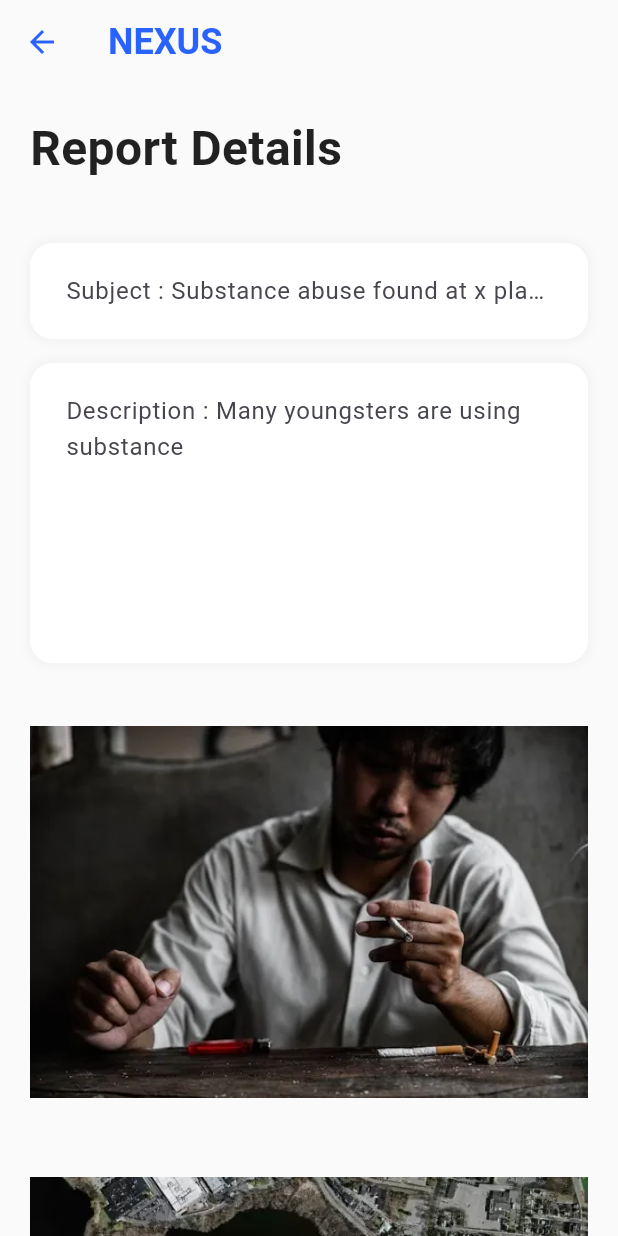
After one commit to Binary-Boys/hack-a-addict, a Flutter app: the ReportDetails screen opened directly, on a phone screen of 412 x 824 dp. The commit adds this screen. Run offline on Flutter 3.47's test engine with Material 3 defaults, Android fonts, the phone set to English and light mode, and no system bars; our stand-ins replace cloud_firestore, firebase_auth, firebase_core, firebase_storage, image_picker; missing offline and left inert: dart:ffi; accounts and stored records are empty.

Commit message:
report view UI for admin page added, funcitonalities are not implemented

```diff
--- a/lib/main.dart
+++ b/lib/main.dart
@@ -7,6 +7,7 @@ import 'package:hackaddict/pages/homescreen/userhomescreen.dart';
 import 'package:hackaddict/pages/login/welcomescreen.dart';
 import 'package:hackaddict/pages/notification/notification_screen.dart';
 import 'package:hackaddict/pages/progress_tracker/progress_screen.dart';
+import 'package:hackaddict/pages/report_screen/report_received.dart';
 import 'package:hackaddict/pages/report_screen/reportscreen.dart';
 import 'package:hackaddict/pages/saved_posts/saved_posts.dart';
 import 'package:hackaddict/settings_page/settings.dart';
@@ -34,6 +35,7 @@ class MyApp extends StatelessWidget {
       routes: {
         //'/profile': (context) => const ProfileScreen(),
         '/report': (context) => const ReportScreen(),
+        '/view-report': (context) => ReportsListScreen(),
         '/events': (context) => const EventsScreen(),
         '/saved': (context) => const SavedPostsScreen(),
         '/notification': (context) => const NotificationScreen(),
--- a/lib/pages/homescreen/userhomescreen.dart
+++ b/lib/pages/homescreen/userhomescreen.dart
@@ -131,7 +131,7 @@ class _UserHomeScreenState extends State<UserHomeScreen> {
                 : _buildDrawerItem(
                     icon: Icons.warning_outlined,
                     title: 'View Hotspot',
-                    onTap: () => Navigator.pushNamed(context, '/report'),
+                    onTap: () => Navigator.pushNamed(context, '/view-report'),
                   ),
             _buildDrawerItem(
               icon: Icons.calendar_today,
--- /dev/null
+++ b/lib/pages/report_screen/report_details.dart
@@ -0,0 +1,178 @@
+// report_screen.dart
+import 'package:flutter/material.dart';
+import 'package:hackaddict/pages/report_screen/report_received.dart';
+
+class ReportDetails extends StatelessWidget {
+  const ReportDetails({super.key});
+
+  @override
+  Widget build(BuildContext context) {
+    return Scaffold(
+      backgroundColor: Colors.grey[50],
+      appBar: AppBar(
+        backgroundColor: Colors.grey[50],
+        elevation: 0,
+        leading: IconButton(
+          icon: const Icon(Icons.arrow_back, color: Color(0xFF2962FF)),
+          onPressed: () => Navigator.pop(context),
+        ),
+        title: const Row(
+          children: [
+            Text(
+              'NEXUS',
+              style: TextStyle(
+                color: Color(0xFF2962FF),
+                fontWeight: FontWeight.bold,
+                fontSize: 24,
+              ),
+            ),
+          ],
+        ),
+      ),
+      body: SingleChildScrollView(
+        padding: const EdgeInsets.all(20),
+        child: Column(
+          crossAxisAlignment: CrossAxisAlignment.start,
+          children: [
+            const Text(
+              'Report Details',
+              style: TextStyle(
+                fontSize: 32,
+                fontWeight: FontWeight.bold,
+                color: Colors.black87,
+              ),
+            ),
+            const SizedBox(height: 16),
+
+            const SizedBox(height: 24),
+            Container(
+              decoration: BoxDecoration(
+                color: Colors.white,
+                borderRadius: BorderRadius.circular(15),
+                boxShadow: [
+                  BoxShadow(
+                    color: Colors.grey.withOpacity(0.1),
+                    spreadRadius: 1,
+                    blurRadius: 5,
+                  ),
+                ],
+              ),
+              child: TextField(
+                decoration: InputDecoration(
+                  hintText: 'Subject : Substance abuse found at x place',
+                  border: OutlineInputBorder(
+                    borderRadius: BorderRadius.circular(15),
+                    borderSide: BorderSide.none,
+                  ),
+                  contentPadding: const EdgeInsets.all(20),
+                ),
+              ),
+            ),
+            const SizedBox(height: 16),
+            Container(
+              height: 200,
+              decoration: BoxDecoration(
+                color: Colors.white,
+                borderRadius: BorderRadius.circular(15),
+                boxShadow: [
+                  BoxShadow(
+                    color: Colors.grey.withOpacity(0.1),
+                    spreadRadius: 1,
+                    blurRadius: 5,
+                  ),
+                ],
+              ),
+              child: TextField(
+                maxLines: null,
+                decoration: InputDecoration(
+                  hintText: 'Description : Many youngsters are using substance',
+                  border: OutlineInputBorder(
+                    borderRadius: BorderRadius.circular(15),
+                    borderSide: BorderSide.none,
+                  ),
+                  contentPadding: const EdgeInsets.all(20),
+                ),
+              ),
+            ),
+            const SizedBox(height: 16),
+            // _buildUploadButton(
+            //   icon: Icons.image_outlined,
+            //   label: 'Upload Image',
+            //   onTap: () {
+            //     // Implement image upload
+            //   },
+            // ),
+            Container(
+              width: 400,
+              height: 300,
+              child:
+                  Image(image: AssetImage('assets/images/substance_abuse.png')),
+            ),
+
+            const SizedBox(height: 16),
+            // _buildUploadButton(
+            //   icon: Icons.location_on_outlined,
+            //   label: 'Upload location',
+            //   onTap: () {
+            //     // Implement location selection
+            //   },
+            // ),
+            Container(
+              width: 400,
+              height: 300,
+              child: Image(image: AssetImage('assets/images/location.png')),
+            ),
+
+            const SizedBox(height: 24),
+          ],
+        ),
+      ),
+    );
+  }
+
+  Widget _buildUploadButton({
+    required IconData icon,
+    required String label,
+    required VoidCallback onTap,
+  }) {
+    return Container(
+      decoration: BoxDecoration(
+        color: Colors.white,
+        borderRadius: BorderRadius.circular(15),
+        boxShadow: [
+          BoxShadow(
+            color: Colors.grey.withOpacity(0.1),
+            spreadRadius: 1,
+            blurRadius: 5,
+          ),
+        ],
+      ),
+      child: Material(
+        color: Colors.transparent,
+        child: InkWell(
+          onTap: onTap,
+          borderRadius: BorderRadius.circular(15),
+          child: Padding(
+            padding: const EdgeInsets.symmetric(
+              horizontal: 20,
+              vertical: 16,
+            ),
+            child: Row(
+              children: [
+                Icon(icon, color: Colors.grey),
+                const SizedBox(width: 12),
+                Text(
+                  label,
+                  style: const TextStyle(
+                    color: Colors.grey,
+                    fontSize: 16,
+                  ),
+                ),
+              ],
+            ),
+          ),
+        ),
+      ),
+    );
+  }
+}
--- a/lib/pages/report_screen/report_received.dart
+++ b/lib/pages/report_screen/report_received.dart
@@ -1,5 +1,6 @@
 // reports_list_screen.dart
 import 'package:flutter/material.dart';
+import 'package:hackaddict/pages/report_screen/report_details.dart';
 
 class ReportsListScreen extends StatelessWidget {
   const ReportsListScreen({super.key});
@@ -86,7 +87,8 @@ class ReportsListScreen extends StatelessWidget {
                       ),
                       ElevatedButton(
                         onPressed: () {
-                          // Implement show functionality
+                          Navigator.of(context).push(MaterialPageRoute(
+                              builder: (context) => ReportDetails()));
                         },
                         style: ElevatedButton.styleFrom(
                           backgroundColor: const Color(0xFF2962FF),
@@ -94,7 +96,10 @@ class ReportsListScreen extends StatelessWidget {
                             borderRadius: BorderRadius.circular(20),
                           ),
                         ),
-                        child: const Text('Show'),
+                        child: const Text(
+                          'Show',
+                          style: TextStyle(color: Colors.white),
+                        ),
                       ),
                       const SizedBox(width: 12),
                       Text(
--- a/pubspec.yaml
+++ b/pubspec.yaml
@@ -69,6 +69,7 @@ flutter:
     - assets/images/lions_club.png
     - assets/images/vimukthi.png
     - assets/images/kerala_drug_fighters.png
+    - assets/images/location.png
     - assets/images/profile.png
     - assets/images/profile1.png
     - assets/images/
```
Also changed, not shown: assets/images/location.png (added), assets/images/substance_abuse.png (added).
